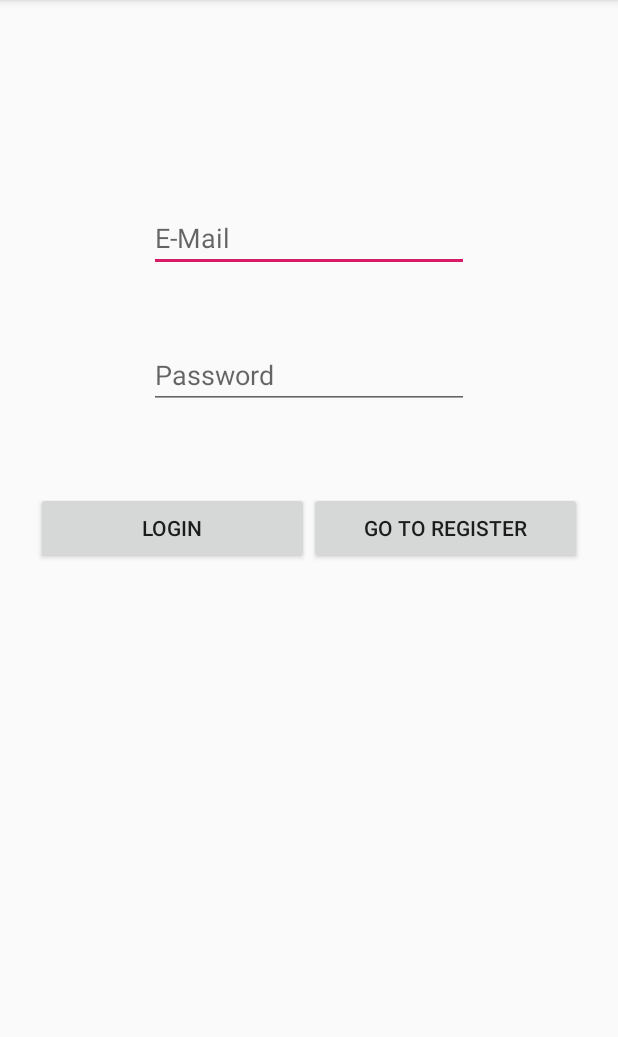
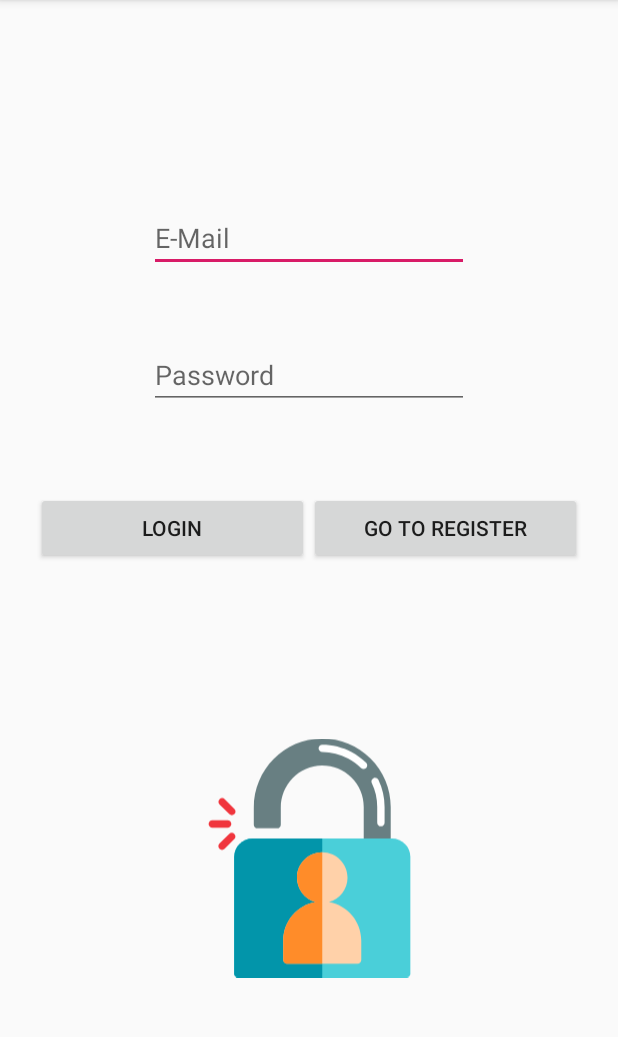
Before and after one commit to RadoslawCzubak/RefrigeratorApp, an Android app: the screen it shows after launch (MainActivity), on a phone screen of 412 x 824 dp, the part 84-1121 px from its top. Run offline under Robolectric (Android 15) with nearby library versions, the phone set to English and light mode, and no system bars; our stand-ins replace Firebase (no records; nobody signed in at launch, a user with empty details on screens opened directly), navigation-ui.

Commit message:
added category spinner, some icons and images

```diff
--- a/app/src/main/java/com/rczubak/refrigerator/Product.kt
+++ b/app/src/main/java/com/rczubak/refrigerator/Product.kt
@@ -3,7 +3,6 @@ package com.rczubak.refrigerator
 data class Product(val name: String,
                    var quantity: Int,
                    val category: String,
-                   val expirationDate: String,
-                   val image: Int){
-    constructor() : this("",0,"","",0)
+                   val expirationDate: String){
+    constructor() : this("",0,"","")
 }
--- /dev/null
+++ b/app/src/main/res/drawable/login_icon.xml
@@ -0,0 +1,36 @@
+<vector xmlns:android="http://schemas.android.com/apk/res/android"
+    android:width="512dp"
+    android:height="512dp"
+    android:viewportWidth="512"
+    android:viewportHeight="512">
+  <path
+      android:pathData="M386.694,42.702C358.977,15.144 322.305,0 283.343,0c-0.287,0 -0.576,0.001 -0.864,0.002C202.081,0.464 136.674,66.94 136.674,148.188v36.322c0,4.355 3.53,7.885 7.885,7.885h42.053c4.355,0 7.885,-3.53 7.885,-7.885v-36.615c0,-49.193 39.459,-89.597 87.96,-90.067c23.882,-0.187 46.361,8.911 63.356,25.741c16.999,16.835 26.36,39.241 26.36,63.093v75.193c0,15.664 12.5,28.851 27.866,29.396c0.355,0.013 0.709,0.019 1.063,0.019c7.531,0 14.619,-2.856 20.059,-8.107c5.697,-5.498 8.835,-12.887 8.835,-20.805v-75.696C429.996,107.386 414.618,70.467 386.694,42.702z"
+      android:fillColor="#687F82"/>
+  <path
+      android:pathData="M408.969,188.188c-4.355,0 -7.885,-3.53 -7.885,-7.885v-33.642c0,-18.004 -3.935,-35.24 -11.695,-51.227c-1.902,-3.917 -0.267,-8.635 3.65,-10.536c3.918,-1.903 8.636,-0.267 10.536,3.65c8.81,18.151 13.277,37.703 13.277,58.113v33.642C416.854,184.659 413.324,188.188 408.969,188.188z"
+      android:fillColor="#FFFFFF"/>
+  <path
+      android:pathData="M371.868,65.498c-2.01,0 -4.021,-0.764 -5.559,-2.294c-8.289,-8.241 -17.646,-15.168 -27.808,-20.586c-16.817,-8.967 -35.889,-13.706 -55.157,-13.706c-4.355,0 -7.885,-3.53 -7.885,-7.885s3.53,-7.885 7.885,-7.885c21.846,0 43.485,5.381 62.578,15.561c11.524,6.144 22.124,13.99 31.507,23.319c3.088,3.071 3.102,8.063 0.032,11.152C375.918,64.722 373.894,65.498 371.868,65.498z"
+      android:fillColor="#FFFFFF"/>
+  <path
+      android:pathData="M432.624,214.472H134.045c-21.74,0 -39.425,17.686 -39.425,39.425v250.218c0,4.355 3.53,7.885 7.885,7.885h361.659c4.355,0 7.885,-3.53 7.885,-7.885V253.897C472.049,232.158 454.364,214.472 432.624,214.472z"
+      android:fillColor="#4ACFD9"/>
+  <path
+      android:pathData="M134.045,214.472c-21.74,0 -39.425,17.686 -39.425,39.425v250.218c0,4.355 3.53,7.885 7.885,7.885h180.83V214.472H134.045z"
+      android:fillColor="#0295AA"/>
+  <path
+      android:pathData="M297.578,350.283c22.964,-6.271 39.9,-27.304 39.9,-52.229c0,-29.855 -24.289,-54.144 -54.144,-54.144c-29.855,0 -54.144,24.289 -54.144,54.144c0,24.925 16.936,45.958 39.9,52.229c-39.322,6.783 -69.338,41.112 -69.338,82.342v42.053c0,4.355 3.53,7.885 7.885,7.885h151.392c4.355,0 7.885,-3.53 7.885,-7.885v-42.053C366.916,391.395 336.9,357.066 297.578,350.283z"
+      android:fillColor="#FFD1A9"/>
+  <path
+      android:pathData="M229.191,298.053c0,24.925 16.936,45.958 39.9,52.229c-39.322,6.783 -69.338,41.112 -69.338,82.342v42.053c0,4.355 3.53,7.885 7.885,7.885h75.696V243.91C253.48,243.91 229.191,268.199 229.191,298.053z"
+      android:fillColor="#FF8C29"/>
+  <path
+      android:pathData="M80.546,191.075h-32.71c-4.355,0 -7.885,-3.53 -7.885,-7.885s3.53,-7.885 7.885,-7.885h32.71c4.355,0 7.885,3.53 7.885,7.885S84.901,191.075 80.546,191.075z"
+      android:fillColor="#F0353D"/>
+  <path
+      android:pathData="M89.678,164.312c-2.018,0 -4.036,-0.77 -5.575,-2.31l-20.815,-20.815c-3.079,-3.079 -3.079,-8.072 0,-11.152s8.072,-3.079 11.15,0l20.815,20.815c3.079,3.079 3.079,8.072 0,11.152C93.714,163.542 91.695,164.312 89.678,164.312z"
+      android:fillColor="#F0353D"/>
+  <path
+      android:pathData="M68.651,238.653c-2.018,0 -4.036,-0.77 -5.575,-2.31c-3.079,-3.079 -3.079,-8.072 0,-11.15l20.815,-20.815c3.079,-3.079 8.072,-3.079 11.15,0c3.079,3.079 3.079,8.072 0,11.15l-20.815,20.815C72.687,237.883 70.669,238.653 68.651,238.653z"
+      android:fillColor="#F0353D"/>
+</vector>
--- a/app/src/main/res/layout/fragment_login.xml
+++ b/app/src/main/res/layout/fragment_login.xml
@@ -13,7 +13,7 @@
         android:layout_height="wrap_content"
         android:layout_marginTop="24dp"
         android:ems="10"
-        android:hint="E-Mail"
+        android:hint="@string/e_mail"
         android:inputType="textEmailAddress"
         app:layout_constraintBottom_toBottomOf="parent"
         app:layout_constraintEnd_toEndOf="parent"
@@ -28,7 +28,7 @@
         android:layout_marginTop="32dp"
         android:layout_marginBottom="276dp"
         android:ems="10"
-        android:hint="Password"
+        android:hint="@string/password"
         android:inputType="textPassword"
         app:layout_constraintBottom_toBottomOf="parent"
         app:layout_constraintEnd_toEndOf="parent"
@@ -56,13 +56,25 @@
             android:layout_width="match_parent"
             android:layout_height="wrap_content"
             android:layout_weight="1"
-            android:text="Login" />
+            android:text="@string/login" />
 
         <Button
             android:id="@+id/registerBtnL"
+            style="@style/Widget.AppCompat.Button"
             android:layout_width="match_parent"
             android:layout_height="wrap_content"
             android:layout_weight="1"
-            android:text="Go to Register" />
+            android:text="@string/go_to_register" />
     </LinearLayout>
+
+    <ImageView
+        android:id="@+id/imageView4"
+        android:layout_width="159dp"
+        android:layout_height="177dp"
+        android:contentDescription="@string/login_image"
+        android:src="@drawable/login_icon"
+        app:layout_constraintBottom_toBottomOf="parent"
+        app:layout_constraintEnd_toEndOf="parent"
+        app:layout_constraintStart_toStartOf="parent"
+        app:layout_constraintTop_toBottomOf="@+id/linearLayout2" />
 </androidx.constraintlayout.widget.ConstraintLayout>
--- a/app/src/main/res/values/strings.xml
+++ b/app/src/main/res/values/strings.xml
@@ -9,10 +9,25 @@
     <string name="x25">x25</string>
     <string name="todo">TODO</string>
     <string name="category_image">Category Image</string>
-
-    <!-- TODO: Remove or change this placeholder text -->
-    <string name="hello_blank_fragment">Hello blank fragment</string>
     <string name="refrigerator">Refrigerator</string>
     <string name="quantity">Quantity</string>
-    <string name="description">Application created for the needs of recruitment by Radosław Czubak. Icon made by Freepik from www.flaticon.com.</string>
+    <string name="description">Application created for the needs of recruitment by Radosław Czubak. Icons made by Freepik, Prosymbols from www.flaticon.com.</string>
+    <string name="password">Password</string>
+    <string name="login">Login</string>
+    <string name="go_to_register">Go to Register</string>
+    <string name="e_mail">E-Mail</string>
+    <string name="login_image">Login Image</string>
+    <string name="imageview3_descript">register icon</string>
+    <string name="Name">Name</string>
+    <string name="fridge_icon">Fridge Icon</string>
+
+    <string-array name="food_array">
+        <item>Nabiał</item>
+        <item>Pieczywo</item>
+        <item>Mięso</item>
+        <item>Warzywa</item>
+        <item>Owoce</item>
+        <item>Słodycze</item>
+        <item>Makarony</item>
+    </string-array>
 </resources>
```
Also changed, not shown: app/src/main/java/com/rczubak/refrigerator/AddFragment.kt (+58 -3 lines), app/src/main/java/com/rczubak/refrigerator/FSProductAdapter.kt (+14 -8 lines), app/src/main/res/drawable/ic_fridge_color.xml (added, +39 -0 lines), app/src/main/res/drawable/ic_sign_in.xml (added, +36 -0 lines), app/src/main/res/layout/fragment_add.xml (+23 -7 lines), app/src/main/res/layout/fragment_registration.xml (+11 -0 lines), app/src/main/res/drawable-v24/makarony.jpg (added), app/src/main/res/drawable-v24/mieso.jpeg (added), app/src/main/res/drawable-v24/owoce.jpg (added), app/src/main/res/drawable-v24/pieczywo.jpg (added), app/src/main/res/drawable-v24/questionmark.png (added), app/src/main/res/drawable-v24/slodycze.jpg (added), app/src/main/res/drawable-v24/warzywa.jpg (added), 2 other files.
